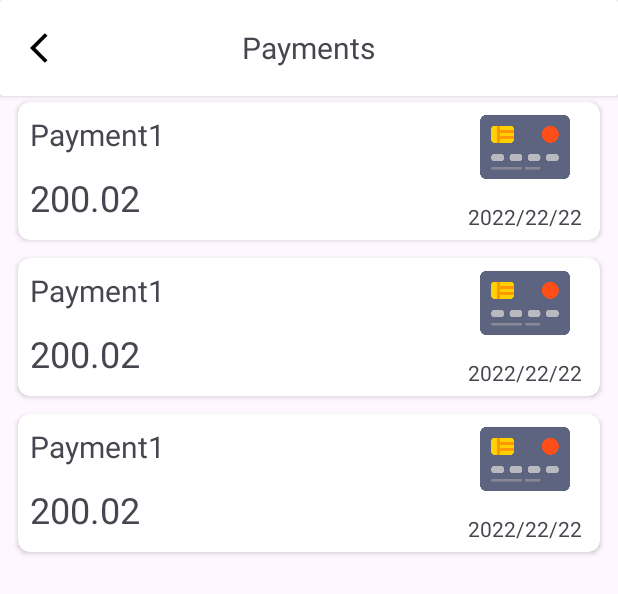
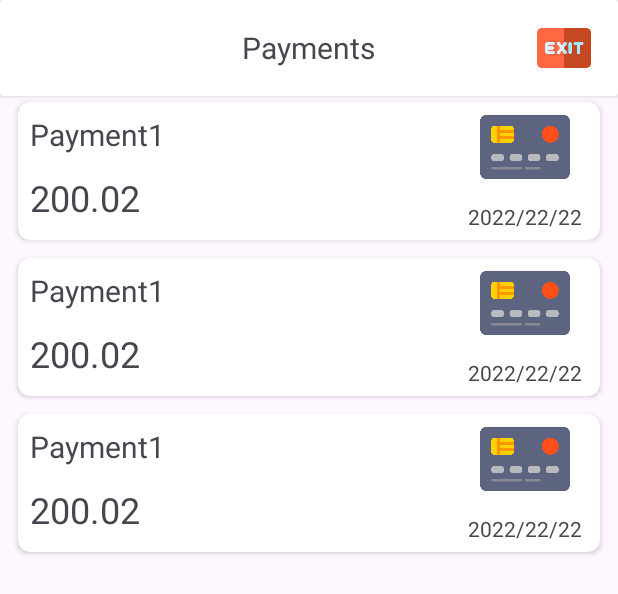
Before and after one commit to gogi1704/WorkTestApp, an Android app: the layout fragment_payment.xml on its own in the app's theme, with its tools: preview values and no code run, on a phone screen of 412 x 824 dp. Shown: the top 594 px of the screen. Run offline under Robolectric (Android 15) with nearby library versions, the phone set to English and light mode, and no system bars; network calls fail; Roboto replaces fonts that are not available here.

```diff
--- a/app/src/main/java/com/l_george/worktestapp/ui/fragments/AuthFragment.kt
+++ b/app/src/main/java/com/l_george/worktestapp/ui/fragments/AuthFragment.kt
@@ -22,6 +22,8 @@ import dagger.hilt.android.AndroidEntryPoint
 class AuthFragment : Fragment() {
     private lateinit var binding: FragmentAuthBinding
     private val logInViewModel: LogInViewModel by viewModels()
+
+
 
 
     override fun onCreateView(
@@ -61,8 +63,8 @@ class AuthFragment : Fragment() {
         return binding.root
     }
 
+}
 
-}
 
 private fun createToast(context: Context, message: String) {
     Toast.makeText(context, message, Toast.LENGTH_SHORT).show()
--- a/app/src/main/res/drawable/baseline_arrow_back_ios_24.xml
+++ /dev/null
@@ -1,5 +0,0 @@
-<vector android:autoMirrored="true" android:height="24dp"
-    android:tint="#000000" android:viewportHeight="24"
-    android:viewportWidth="24" android:width="24dp" xmlns:android="http://schemas.android.com/apk/res/android">
-    <path android:fillColor="@android:color/white" android:pathData="M11.67,3.87L9.9,2.1 0,12l9.9,9.9 1.77,-1.77L3.54,12z"/>
-</vector>
--- a/app/src/main/res/layout/fragment_payment.xml
+++ b/app/src/main/res/layout/fragment_payment.xml
@@ -22,10 +22,13 @@
             android:textSize="20sp" />
 
         <ImageButton
-            android:id="@+id/button_back"
-            android:src="@drawable/baseline_arrow_back_ios_24"
+            android:id="@+id/button_signOut"
+            android:src="@drawable/icon_sign_out"
             android:background="@color/alfa"
-            android:layout_gravity="start|center"
+            android:scaleType="fitXY"
+            android:layout_marginEnd="12dp"
+            android:padding="6dp"
+            android:layout_gravity="end|center"
             android:layout_marginStart="8dp"
             android:layout_width="48dp"
             android:layout_height="48dp"
```
Also changed, not shown: app/src/main/java/com/l_george/worktestapp/auth/TestAuth.kt (+9 -1 lines), app/src/main/java/com/l_george/worktestapp/repository/logInRepository/LogInRepositoryImpl.kt (+6 -1 lines), app/src/main/java/com/l_george/worktestapp/ui/fragments/PaymentFragment.kt (+16 -0 lines), app/src/main/java/com/l_george/worktestapp/ui/viewModels/LogInViewModel.kt (+11 -2 lines), app/src/main/res/drawable/icon_sign_out.png (added).
